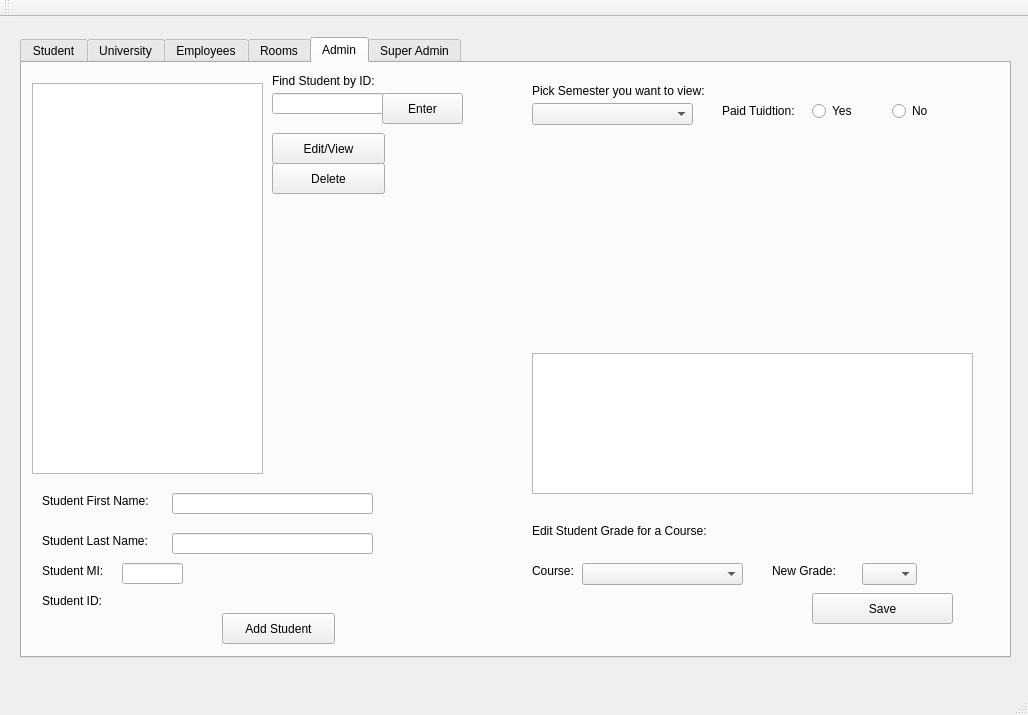
First picture: the form in mainwindow.ui, repository alyssajasminee/343-software-project, before the edit.
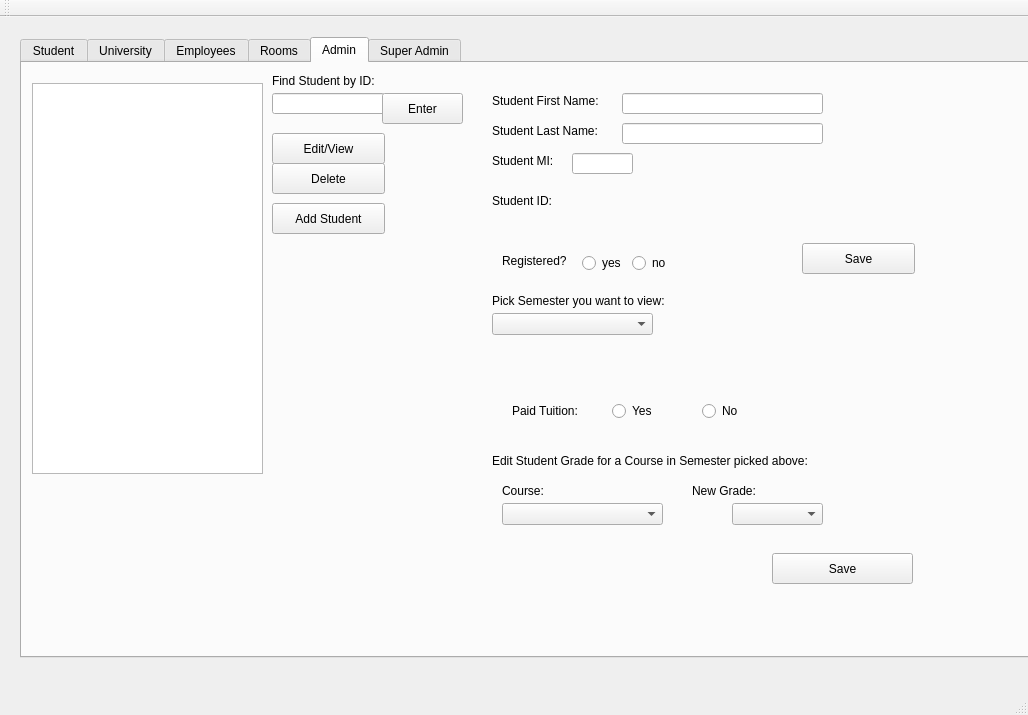
Second picture: the form after the edit. The open tabs and pages were chosen to show the change.

Commit message: UI made RFP compliant

Diff of the .ui file:
```diff
--- a/mainwindow.ui
+++ b/mainwindow.ui
@@ -19,7 +19,7 @@
      <rect>
       <x>20</x>
       <y>20</y>
-      <width>991</width>
+      <width>1011</width>
       <height>621</height>
      </rect>
     </property>
@@ -1592,32 +1592,6 @@
      <attribute name="title">
       <string>Admin</string>
      </attribute>
-     <widget class="QLabel" name="label_220">
-      <property name="geometry">
-       <rect>
-        <x>20</x>
-        <y>470</y>
-        <width>131</width>
-        <height>16</height>
-       </rect>
-      </property>
-      <property name="text">
-       <string>Student Last Name:</string>
-      </property>
-     </widget>
-     <widget class="QLabel" name="label_230">
-      <property name="geometry">
-       <rect>
-        <x>20</x>
-        <y>500</y>
-        <width>81</width>
-        <height>16</height>
-       </rect>
-      </property>
-      <property name="text">
-       <string>Student MI:</string>
-      </property>
-     </widget>
      <widget class="QLineEdit" name="lineEdit_5">
       <property name="geometry">
        <rect>
@@ -1641,19 +1615,6 @@
        <string>Find Student by ID:</string>
       </property>
      </widget>
-     <widget class="QLabel" name="label_65">
-      <property name="geometry">
-       <rect>
-        <x>20</x>
-        <y>430</y>
-        <width>141</width>
-        <height>16</height>
-       </rect>
-      </property>
-      <property name="text">
-       <string>Student First Name:</string>
-      </property>
-     </widget>
      <widget class="QPushButton" name="pushButton_27">
       <property name="geometry">
        <rect>
@@ -1693,11 +1654,21 @@
        <string>Delete</string>
       </property>
      </widget>
-     <widget class="QPushButton" name="pushButton_30">
+     <widget class="QTableView" name="tableView_2">
       <property name="geometry">
        <rect>
-        <x>200</x>
-        <y>550</y>
+        <x>10</x>
+        <y>20</y>
+        <width>231</width>
+        <height>391</height>
+       </rect>
+      </property>
+     </widget>
+     <widget class="QPushButton" name="pushButton_31">
+      <property name="geometry">
+       <rect>
+        <x>250</x>
+        <y>140</y>
         <width>113</width>
         <height>31</height>
        </rect>
@@ -1706,31 +1677,79 @@
        <string>Add Student</string>
       </property>
      </widget>
+     <widget class="QWidget" name="widget_2" native="true">
+      <property name="geometry">
+       <rect>
+        <x>470</x>
+        <y>20</y>
+        <width>451</width>
+        <height>501</height>
+       </rect>
+      </property>
+      <widget class="QLabel" name="label_65">
+       <property name="geometry">
+        <rect>
+         <x>0</x>
+         <y>10</y>
+         <width>141</width>
+         <height>16</height>
+        </rect>
+       </property>
+       <property name="text">
+        <string>Student First Name:</string>
+       </property>
+      </widget>
      <widget class="QLineEdit" name="lineEdit_6">
       <property name="geometry">
        <rect>
-        <x>150</x>
-        <y>430</y>
+         <x>130</x>
+         <y>10</y>
         <width>201</width>
         <height>21</height>
        </rect>
       </property>
      </widget>
+      <widget class="QLabel" name="label_220">
+       <property name="geometry">
+        <rect>
+         <x>0</x>
+         <y>40</y>
+         <width>131</width>
+         <height>16</height>
+        </rect>
+       </property>
+       <property name="text">
+        <string>Student Last Name:</string>
+       </property>
+      </widget>
      <widget class="QLineEdit" name="lineEdit_7">
       <property name="geometry">
        <rect>
-        <x>150</x>
-        <y>470</y>
+         <x>130</x>
+         <y>40</y>
         <width>201</width>
         <height>21</height>
        </rect>
       </property>
      </widget>
+      <widget class="QLabel" name="label_230">
+       <property name="geometry">
+        <rect>
+         <x>0</x>
+         <y>70</y>
+         <width>81</width>
+         <height>16</height>
+        </rect>
+       </property>
+       <property name="text">
+        <string>Student MI:</string>
+       </property>
+      </widget>
      <widget class="QLineEdit" name="lineEdit_8">
       <property name="geometry">
        <rect>
-        <x>100</x>
-        <y>500</y>
+         <x>80</x>
+         <y>70</y>
         <width>61</width>
         <height>21</height>
        </rect>
@@ -1739,8 +1758,8 @@
      <widget class="QLabel" name="label_66">
       <property name="geometry">
        <rect>
-        <x>20</x>
-        <y>530</y>
+         <x>0</x>
+         <y>110</y>
         <width>81</width>
         <height>16</height>
        </rect>
@@ -1749,47 +1768,34 @@
        <string>Student ID:</string>
       </property>
      </widget>
+      <widget class="QPushButton" name="pushButton_30">
+       <property name="geometry">
+        <rect>
+         <x>310</x>
+         <y>160</y>
+         <width>113</width>
+         <height>31</height>
+        </rect>
+       </property>
+       <property name="text">
+        <string>Save</string>
+       </property>
+      </widget>
      <widget class="QWidget" name="widget" native="true">
       <property name="enabled">
        <bool>true</bool>
       </property>
       <property name="geometry">
        <rect>
-        <x>500</x>
-        <y>10</y>
+         <x>-10</x>
+         <y>200</y>
         <width>461</width>
-        <height>571</height>
+         <height>161</height>
        </rect>
       </property>
       <property name="autoFillBackground">
        <bool>false</bool>
       </property>
-      <widget class="QLabel" name="label_200">
-       <property name="geometry">
-        <rect>
-         <x>250</x>
-         <y>490</y>
-         <width>91</width>
-         <height>16</height>
-        </rect>
-       </property>
-       <property name="text">
-        <string>New Grade:</string>
-       </property>
-      </widget>
-      <widget class="QPushButton" name="pushButton_26">
-       <property name="geometry">
-        <rect>
-         <x>290</x>
-         <y>520</y>
-         <width>141</width>
-         <height>31</height>
-        </rect>
-       </property>
-       <property name="text">
-        <string>Save</string>
-       </property>
-      </widget>
       <widget class="QLabel" name="label_160">
        <property name="geometry">
         <rect>
@@ -1803,16 +1809,6 @@
         <string>Pick Semester you want to view:</string>
        </property>
       </widget>
-      <widget class="QTableWidget" name="tableWidget_5">
-       <property name="geometry">
-        <rect>
-         <x>10</x>
-         <y>280</y>
-         <width>441</width>
-         <height>141</height>
-        </rect>
-       </property>
-      </widget>
       <widget class="QComboBox" name="comboBox_80">
        <property name="geometry">
         <rect>
@@ -1826,21 +1822,21 @@
       <widget class="QLabel" name="label_161">
        <property name="geometry">
         <rect>
-         <x>200</x>
-         <y>30</y>
+          <x>30</x>
+          <y>120</y>
          <width>91</width>
          <height>16</height>
         </rect>
        </property>
        <property name="text">
-        <string>Paid Tuidtion:</string>
+         <string>Paid Tuition:</string>
        </property>
       </widget>
       <widget class="QRadioButton" name="radioButton">
        <property name="geometry">
         <rect>
-         <x>290</x>
-         <y>30</y>
+          <x>130</x>
+          <y>120</y>
          <width>63</width>
          <height>16</height>
         </rect>
@@ -1852,8 +1848,8 @@
       <widget class="QRadioButton" name="radioButton_2">
        <property name="geometry">
         <rect>
-         <x>370</x>
-         <y>30</y>
+          <x>220</x>
+          <y>120</y>
          <width>63</width>
          <height>16</height>
         </rect>
@@ -1862,24 +1858,74 @@
         <string>No</string>
        </property>
       </widget>
+      </widget>
+      <widget class="QLabel" name="label_70">
+       <property name="geometry">
+        <rect>
+         <x>10</x>
+         <y>170</y>
+         <width>81</width>
+         <height>16</height>
+        </rect>
+       </property>
+       <property name="text">
+        <string>Registered?</string>
+       </property>
+      </widget>
+      <widget class="QRadioButton" name="radioButton_3">
+       <property name="geometry">
+        <rect>
+         <x>90</x>
+         <y>170</y>
+         <width>100</width>
+         <height>20</height>
+        </rect>
+       </property>
+       <property name="text">
+        <string>yes</string>
+       </property>
+      </widget>
+      <widget class="QRadioButton" name="radioButton_4">
+       <property name="geometry">
+        <rect>
+         <x>140</x>
+         <y>170</y>
+         <width>100</width>
+         <height>20</height>
+        </rect>
+       </property>
+       <property name="text">
+        <string>no</string>
+       </property>
+      </widget>
+     </widget>
+     <widget class="QWidget" name="widget_3" native="true">
+      <property name="geometry">
+       <rect>
+        <x>470</x>
+        <y>380</y>
+        <width>451</width>
+        <height>191</height>
+       </rect>
+      </property>
       <widget class="QLabel" name="label_67">
        <property name="geometry">
         <rect>
-         <x>10</x>
-         <y>450</y>
-         <width>201</width>
+         <x>0</x>
+         <y>10</y>
+         <width>371</width>
          <height>16</height>
         </rect>
        </property>
        <property name="text">
-        <string>Edit Student Grade for a Course:</string>
+        <string>Edit Student Grade for a Course in Semester picked above:</string>
        </property>
       </widget>
       <widget class="QLabel" name="label_68">
        <property name="geometry">
         <rect>
          <x>10</x>
-         <y>490</y>
+         <y>40</y>
          <width>51</width>
          <height>16</height>
         </rect>
@@ -1891,33 +1937,49 @@
       <widget class="QComboBox" name="comboBox_29">
        <property name="geometry">
         <rect>
-         <x>60</x>
-         <y>490</y>
+         <x>10</x>
+         <y>60</y>
          <width>161</width>
          <height>22</height>
         </rect>
        </property>
       </widget>
+      <widget class="QLabel" name="label_200">
+       <property name="geometry">
+        <rect>
+         <x>200</x>
+         <y>40</y>
+         <width>91</width>
+         <height>16</height>
+        </rect>
+       </property>
+       <property name="text">
+        <string>New Grade:</string>
+       </property>
+      </widget>
       <widget class="QComboBox" name="comboBox_30">
        <property name="geometry">
         <rect>
-         <x>340</x>
-         <y>490</y>
-         <width>55</width>
+         <x>240</x>
+         <y>60</y>
+         <width>91</width>
          <height>22</height>
         </rect>
        </property>
       </widget>
-     </widget>
-     <widget class="QTableView" name="tableView_2">
+      <widget class="QPushButton" name="pushButton_26">
       <property name="geometry">
        <rect>
-        <x>10</x>
-        <y>20</y>
-        <width>231</width>
-        <height>391</height>
-       </rect>
-      </property>
+         <x>280</x>
+         <y>110</y>
+         <width>141</width>
+         <height>31</height>
+        </rect>
+       </property>
+       <property name="text">
+        <string>Save</string>
+       </property>
+      </widget>
      </widget>
     </widget>
     <widget class="QWidget" name="tab_5">
```
Left out of the diff: 258 changed lines with no effect on the pictures. Lines whose indentation alone changed are shown as unchanged. The commit also changes 1 other file.
